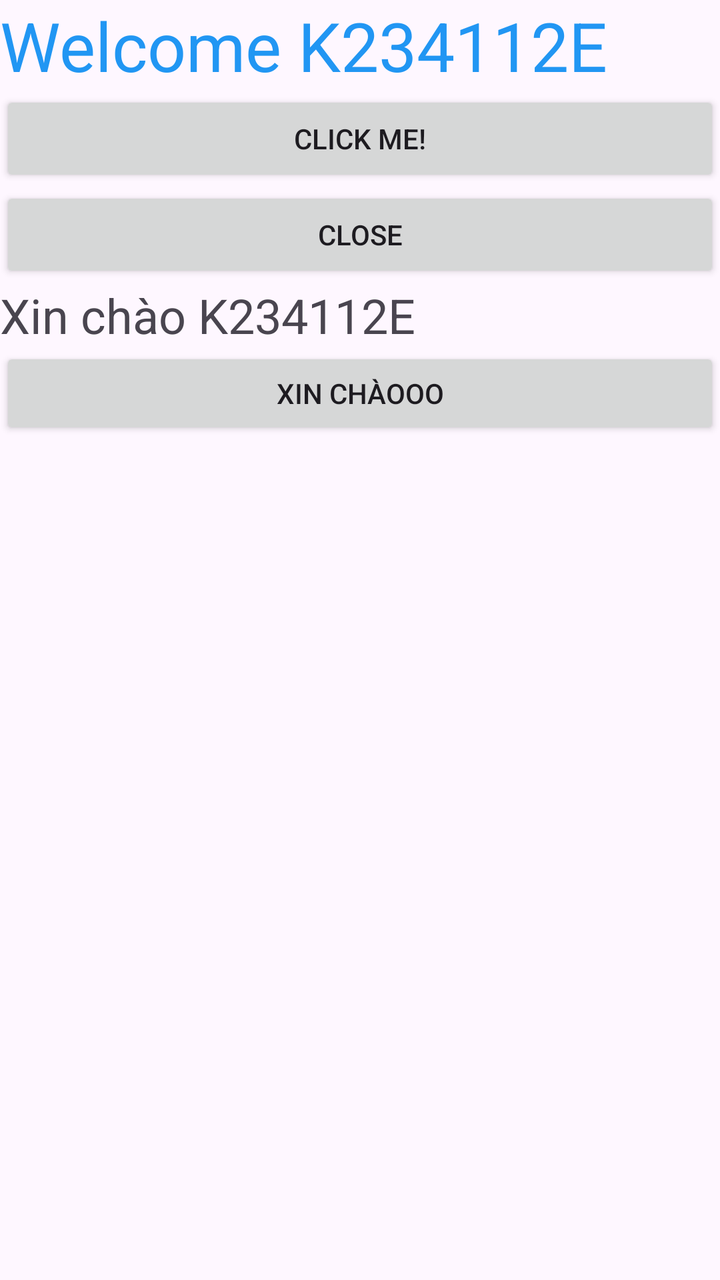
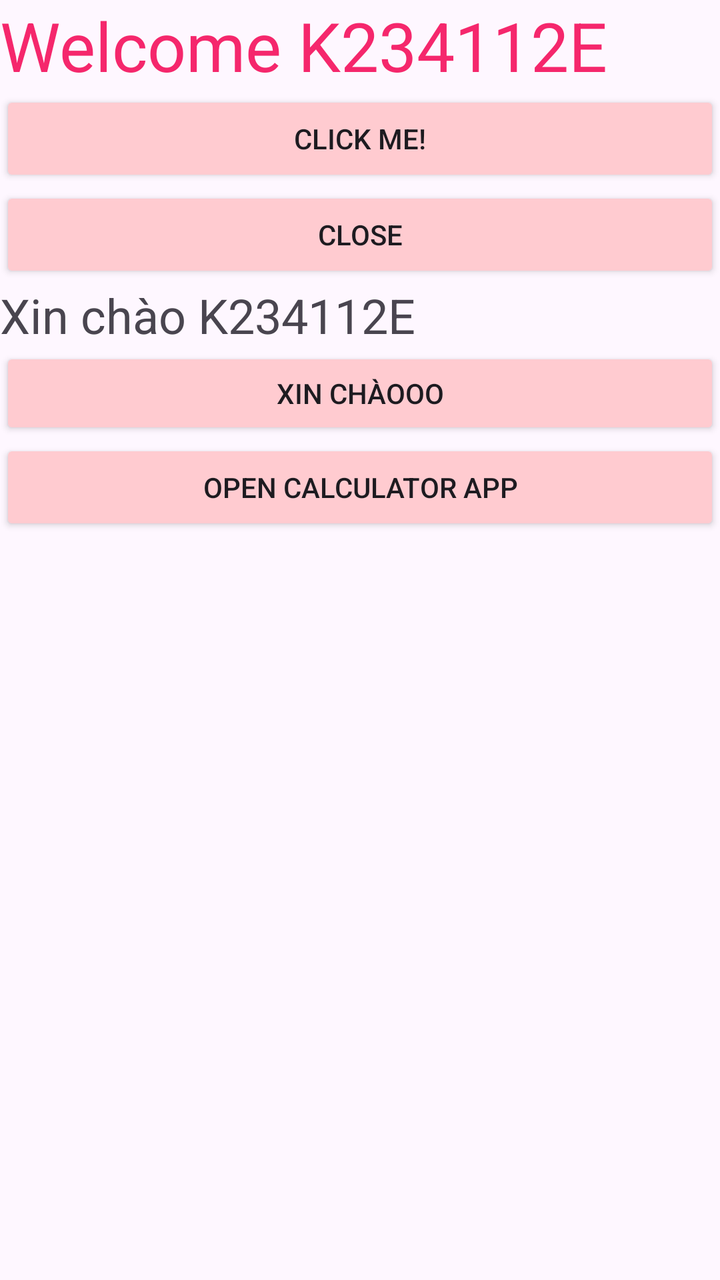

Two renders of the same Android screen: before a commit and after it. Below are the layout's source before the change and the commit's diff.
<!-- AndroidManifest.xml: application theme Theme.K234112EApp -->
<!-- res/layout/activity_main.xml -->
<?xml version="1.0" encoding="utf-8"?>
<LinearLayout xmlns:android="http://schemas.android.com/apk/res/android"
    xmlns:app="http://schemas.android.com/apk/res-auto"
    xmlns:tools="http://schemas.android.com/tools"
    android:id="@+id/main"
    android:layout_width="match_parent"
    android:layout_height="match_parent"
    android:orientation="vertical"
    tools:context=".MainActivity">

    <TextView
        android:id="@+id/textView"
        android:layout_width="match_parent"
        android:layout_height="wrap_content"
        android:text="Welcome K234112E"
        android:textColor="#2196F3"
        android:textSize="34sp" />

    <Button
        android:onClick="say_hello"
        android:id="@+id/button"
        android:layout_width="match_parent"
        android:layout_height="wrap_content"
        android:text="Click me!" />
    <Button
        android:onClick="close_app"
        android:layout_width="match_parent"
        android:layout_height="wrap_content"
        android:text="Close"
        />

    <TextView
        android:id="@+id/textView2"
        android:layout_width="match_parent"
        android:layout_height="wrap_content"
        android:text="@string/str_say_hello"
        android:textSize="24sp" />

    <Button
        android:onClick="click_say_hello"
        android:id="@+id/button2"
        android:layout_width="match_parent"
        android:layout_height="46dp"
        android:text="@string/str_clickme_to_say_hello" />
</LinearLayout>
<!-- resources referenced by this layout -->
<resources>
  <string name="str_clickme_to_say_hello">Xin chàooo</string>
  <string name="str_say_hello">Xin chào K234112E</string>
  <style name="Theme.K234112EApp" parent="Base.Theme.K234112EApp" />
  <style name="Base.Theme.K234112EApp" parent="Theme.Material3.DayNight.NoActionBar">
          
          
      </style>
</resources>

<!-- the commit's change to res/layout/activity_main.xml (unified diff, before → after) -->
@@ -8,38 +8,60 @@
     android:orientation="vertical"
     tools:context=".MainActivity">
 
-    <TextView
-        android:id="@+id/textView"
+    <ScrollView
         android:layout_width="match_parent"
-        android:layout_height="wrap_content"
-        android:text="Welcome K234112E"
-        android:textColor="#2196F3"
-        android:textSize="34sp" />
+        android:layout_height="match_parent">
 
-    <Button
-        android:onClick="say_hello"
-        android:id="@+id/button"
-        android:layout_width="match_parent"
-        android:layout_height="wrap_content"
-        android:text="Click me!" />
-    <Button
-        android:onClick="close_app"
-        android:layout_width="match_parent"
-        android:layout_height="wrap_content"
-        android:text="Close"
-        />
+        <LinearLayout
+            android:layout_width="match_parent"
+            android:layout_height="wrap_content"
+            android:orientation="vertical" >
 
-    <TextView
-        android:id="@+id/textView2"
-        android:layout_width="match_parent"
-        android:layout_height="wrap_content"
-        android:text="@string/str_say_hello"
-        android:textSize="24sp" />
+            <TextView
+                android:id="@+id/textView"
+                android:layout_width="match_parent"
+                android:layout_height="wrap_content"
+                android:text="Welcome K234112E"
+                android:textColor="@color/red"
+                android:textSize="34sp" />
 
-    <Button
-        android:onClick="click_say_hello"
-        android:id="@+id/button2"
-        android:layout_width="match_parent"
-        android:layout_height="46dp"
-        android:text="@string/str_clickme_to_say_hello" />
+            <Button
+                android:id="@+id/button"
+                android:layout_width="match_parent"
+                android:layout_height="wrap_content"
+                android:backgroundTint="@color/pink_text"
+                android:onClick="say_hello"
+                android:text="Click me!" />
+
+            <Button
+                android:layout_width="match_parent"
+                android:layout_height="wrap_content"
+                android:backgroundTint="@color/pink_text"
+                android:onClick="close_app"
+                android:text="Close" />
+
+            <TextView
+                android:id="@+id/textView2"
+                android:layout_width="match_parent"
+                android:layout_height="wrap_content"
+                android:text="@string/str_say_hello"
+                android:textSize="24sp" />
+
+            <Button
+                android:id="@+id/button2"
+                android:layout_width="match_parent"
+                android:layout_height="46dp"
+                android:backgroundTint="@color/pink_text"
+                android:onClick="click_say_hello"
+                android:text="@string/str_clickme_to_say_hello" />
+
+            <Button
+                android:onClick="openCalculatorApp"
+                android:id="@+id/button3"
+                android:layout_width="match_parent"
+                android:layout_height="wrap_content"
+                android:backgroundTint="@color/pink_text"
+                android:text="@string/str_open_calculator_app" />
+        </LinearLayout>
+    </ScrollView>
 </LinearLayout>
<!-- resource entries referenced after the edit -->
@@ -1,6 +1,9 @@
 <!-- resources referenced by this layout -->
 <resources>
+  <color name="pink_text">#FFCBD0</color>
+  <color name="red">#F5276C</color>
   <string name="str_clickme_to_say_hello">Xin chàooo</string>
+  <string name="str_open_calculator_app">Open Calculator App</string>
   <string name="str_say_hello">Xin chào K234112E</string>
   <style name="Theme.K234112EApp" parent="Base.Theme.K234112EApp" />
   <style name="Base.Theme.K234112EApp" parent="Theme.Material3.DayNight.NoActionBar">
